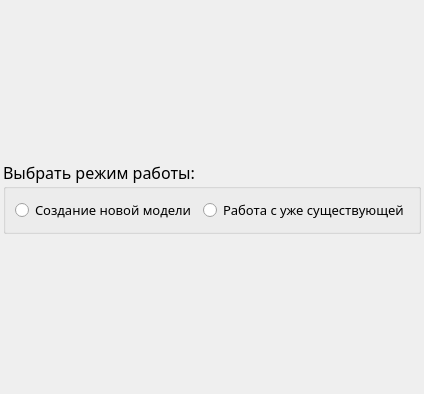
Old version of the form src/widgetpagesandbox/pagesandbox.ui in the repository Marator2K07/LSTM_Text_Generator.
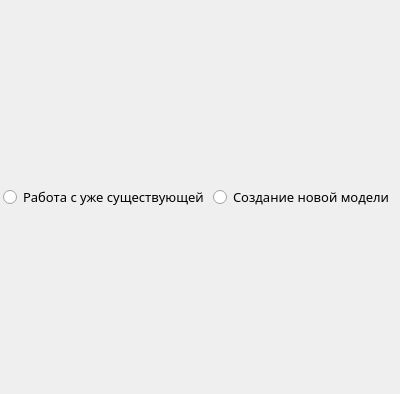
New version of the form.

Commit message: Приведение формы создания новой модели к общему стилю.

What changed in the file:
```diff
--- a/src/widgetpagesandbox/pagesandbox.ui
+++ b/src/widgetpagesandbox/pagesandbox.ui
@@ -36,17 +36,20 @@
     <number>3</number>
    </property>
    <item>
-    <widget class="QGroupBox" name="selectModeGroupBox">
-     <property name="sizePolicy">
-      <sizepolicy hsizetype="Preferred" vsizetype="Maximum">
-       <horstretch>0</horstretch>
-       <verstretch>0</verstretch>
-      </sizepolicy>
-     </property>
-     <property name="title">
-      <string>Выбрать режим работы:</string>
-     </property>
      <layout class="QHBoxLayout" name="horizontalLayout">
+     <item>
+      <widget class="QRadioButton" name="existingModelRadioButton">
+       <property name="font">
+        <font>
+         <family>Segoe UI Light</family>
+         <pointsize>10</pointsize>
+        </font>
+       </property>
+       <property name="text">
+        <string>Работа с уже существующей</string>
+       </property>
+      </widget>
+     </item>
       <item>
        <widget class="QRadioButton" name="newModelRadioButton">
         <property name="sizePolicy">
@@ -66,21 +69,7 @@
         </property>
        </widget>
       </item>
-      <item>
-       <widget class="QRadioButton" name="existingModelRadioButton">
-        <property name="font">
-         <font>
-          <family>Segoe UI Light</family>
-          <pointsize>10</pointsize>
-         </font>
-        </property>
-        <property name="text">
-         <string>Работа с уже существующей</string>
-        </property>
-       </widget>
-      </item>
-     </layout>
-    </widget>
+    </layout>
    </item>
   </layout>
  </widget>
```
Lines whose indentation alone changed are shown as unchanged. The commit also changes 2 other files.
